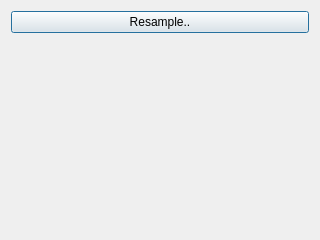
Old version of the form resample/resamplewidget.ui in the repository ialhashim/topo-blend.
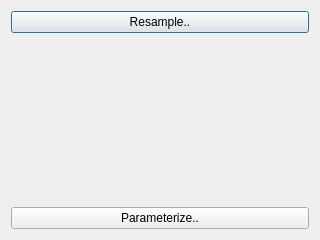
New version of the form.

```diff
--- a/resample/resamplewidget.ui
+++ b/resample/resamplewidget.ui
@@ -36,6 +36,13 @@
        </property>
       </spacer>
      </item>
+     <item>
+      <widget class="QPushButton" name="parameterizeButton">
+       <property name="text">
+        <string>Parameterize..</string>
+       </property>
+      </widget>
+     </item>
     </layout>
    </item>
   </layout>
```
